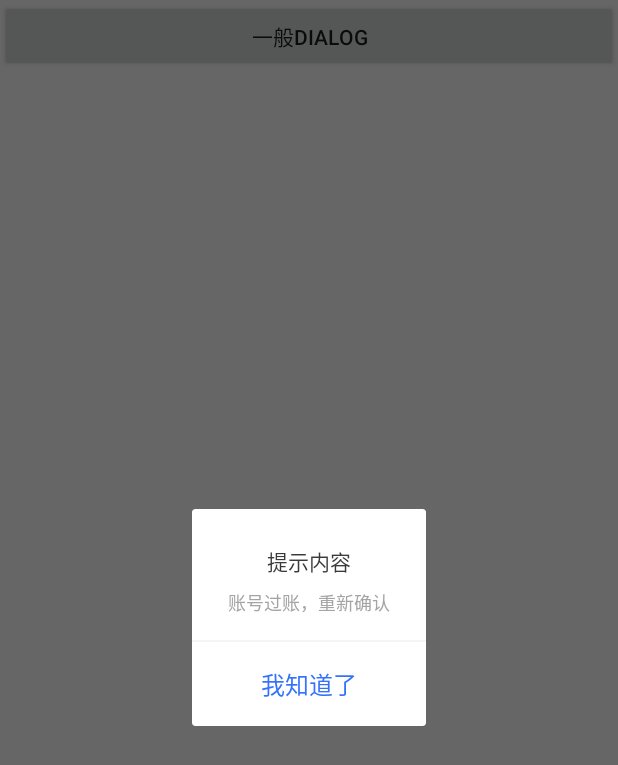
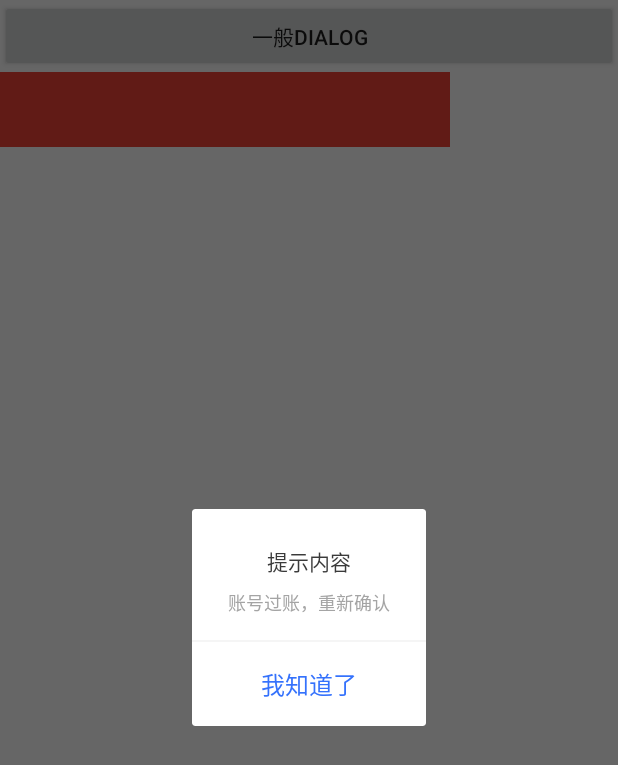
Before and after one commit to TianXuZhen1993/GeoQuiz, an Android app: the screen it shows after launch (MainActivity), after a tap on "一般DIALOG", on a phone screen of 412 x 824 dp. Shown: the top 765 px of the screen. Run offline under Robolectric (Android 15) with nearby library versions, the phone set to English and light mode, and no system bars; our stand-ins replace Room's generated code; libraries missing offline, so code that uses them is left out: com.blankj.utilcode; 1 statement that could not run was skipped.

Commit message:
屏幕适配

```diff
--- a/app/build.gradle.kts
+++ b/app/build.gradle.kts
@@ -68,5 +68,5 @@ dependencies {
     testImplementation(libs.junit)
     androidTestImplementation(libs.androidx.test.ext.junit)
 
-
+    implementation("com.github.JessYanCoding:AndroidAutoSize:v1.2.1")
 }
--- a/app/src/main/java/com/example/geoquiz/base/BaseActivity.kt
+++ b/app/src/main/java/com/example/geoquiz/base/BaseActivity.kt
@@ -12,7 +12,6 @@ import com.blankj.utilcode.util.AdaptScreenUtils
  * created by 2024/5/8 14:32
  */
 class BaseActivity : AppCompatActivity() {
-
 //    override fun getResources(): Resources {
 //        return AdaptScreenUtils.adaptWidth(super.getResources(),"")
 //    }
--- a/app/src/main/java/com/example/geoquiz/base/CriminalIntentApplication.kt
+++ b/app/src/main/java/com/example/geoquiz/base/CriminalIntentApplication.kt
@@ -2,6 +2,7 @@ package com.example.geoquiz.base
 
 import android.app.Application
 import com.example.geoquiz.crime.database.CrimeRepository
+import com.example.geoquiz.utils.ActivityLifecycleCallBackImpl
 
 /**
  * @author: TXZ
@@ -11,6 +12,8 @@ import com.example.geoquiz.crime.database.CrimeRepository
 class CriminalIntentApplication : Application() {
     override fun onCreate() {
         super.onCreate()
+        val activityLifecycleCallBackImpl = ActivityLifecycleCallBackImpl()
+        registerActivityLifecycleCallbacks(activityLifecycleCallBackImpl)
         CrimeRepository.initialize(context = this)
     }
 }
--- a/app/src/main/java/com/example/geoquiz/crime/MainActivity.kt
+++ b/app/src/main/java/com/example/geoquiz/crime/MainActivity.kt
@@ -77,8 +77,19 @@ class MainActivity : AppCompatActivity() {
 
     override fun onCreate(savedInstanceState: Bundle?) {
         super.onCreate(savedInstanceState)
+        Log.i(TAG, "onCreate: ")
         setContentView(binding.root)
         initView()
+    }
+
+    override fun onStart() {
+        super.onStart()
+        Log.i(TAG, "onStart: ")
+    }
+
+    override fun onResume() {
+        super.onResume()
+        Log.i(TAG, "onResume: ")
     }
 
     private fun initView() {
--- /dev/null
+++ b/app/src/main/java/com/example/geoquiz/utils/ActivityLifecycleCallBackImpl.kt
@@ -0,0 +1,45 @@
+package com.example.geoquiz.utils
+
+import android.app.Activity
+import android.app.Application
+import android.os.Bundle
+import android.util.Log
+
+private const val TAG = "ActivityLifecycleCallBackImpl"
+
+/**
+ *
+ *
+ * @author TXZ
+ * @version 1.0
+ * created by 2024/5/9 17:22
+ */
+class ActivityLifecycleCallBackImpl : Application.ActivityLifecycleCallbacks {
+    override fun onActivityCreated(activity: Activity, savedInstanceState: Bundle?) {
+        Log.i(TAG, "onActivityCreated: ")
+    }
+
+    override fun onActivityStarted(activity: Activity) {
+        Log.i(TAG, "onActivityStarted: ")
+    }
+
+    override fun onActivityResumed(activity: Activity) {
+        Log.i(TAG, "onActivityResumed: ")
+    }
+
+    override fun onActivityPaused(activity: Activity) {
+        Log.i(TAG, "onActivityPaused: ")
+    }
+
+    override fun onActivityStopped(activity: Activity) {
+        Log.i(TAG, "onActivityStopped: ")
+    }
+
+    override fun onActivitySaveInstanceState(activity: Activity, outState: Bundle) {
+        Log.i(TAG, "onActivitySaveInstanceState: ")
+    }
+
+    override fun onActivityDestroyed(activity: Activity) {
+        Log.i(TAG, "onActivityDestroyed: ")
+    }
+}
--- a/app/src/main/java/com/example/geoquiz/utils/SizeUtils.kt
+++ b/app/src/main/java/com/example/geoquiz/utils/SizeUtils.kt
@@ -5,7 +5,9 @@ import android.os.Build
 import android.util.Log
 import android.util.TypedValue
 
-
+/**
+ * px尺寸类的工具类
+ */
 object SizeUtils {
 
     private const val TAG = "SizeUtils"
@@ -71,8 +73,12 @@ object SizeUtils {
             Log.i(
                 TAG, "屏幕宽度px：${widthPixels} \n" +
                         "屏幕高度px：${heightPixels} \n" +
+                        "屏幕densityDpi：${densityDpi} \n" +
                         "屏幕density：${density} \n" +
-                        "屏幕scaledDensity:${scaledDensity}"
+                        "屏幕scaledDensity:${scaledDensity}" +
+                        "---------------------------------------------------- \n" +
+                        "屏幕宽度dp：${widthPixels / density} \n" +
+                        "屏幕高度dp:${heightPixels / density}"
             )
         }
     }
--- a/app/src/main/res/layout/activity_main.xml
+++ b/app/src/main/res/layout/activity_main.xml
@@ -10,4 +10,20 @@
         android:layout_width="match_parent"
         android:layout_height="wrap_content"
         android:text="一般dialog" />
+
+    <LinearLayout
+        android:layout_width="match_parent"
+        android:layout_height="50dp"
+        android:orientation="horizontal">
+
+        <TextView
+            android:layout_width="@dimen/dp_200"
+            android:layout_height="match_parent"
+            android:background="@color/red" />
+
+        <!--        <TextView-->
+        <!--            android:layout_width="196dp"-->
+        <!--            android:layout_height="match_parent"-->
+        <!--            android:background="@color/dark_blue" />-->
+    </LinearLayout>
 </LinearLayout>
--- /dev/null
+++ b/app/src/main/res/values-sw350dp/dimens.xml
@@ -0,0 +1,4 @@
+<?xml version="1.0" encoding="utf-8"?>
+<resources>
+    <dimen name="dp_200">100dp</dimen>
+</resources>
--- /dev/null
+++ b/app/src/main/res/values-sw375dp/dimens.xml
@@ -0,0 +1,4 @@
+<?xml version="1.0" encoding="utf-8"?>
+<resources>
+    <dimen name="dp_200">10dp</dimen>
+</resources>
--- /dev/null
+++ b/app/src/main/res/values-sw400dp/dimens.xml
@@ -0,0 +1,4 @@
+<?xml version="1.0" encoding="utf-8"?>
+<resources>
+    <dimen name="dp_200">300dp</dimen>
+</resources>
--- /dev/null
+++ b/app/src/main/res/values/dimens.xml
@@ -0,0 +1,4 @@
+<?xml version="1.0" encoding="utf-8"?>
+<resources>
+    <dimen name="dp_200">200dp</dimen>
+</resources>
--- a/settings.gradle.kts
+++ b/settings.gradle.kts
@@ -3,6 +3,8 @@ pluginManagement {
         google()
         mavenCentral()
         gradlePluginPortal()
+        maven { url = uri("https://jitpack.io") }
+
     }
 }
 dependencyResolutionManagement {
@@ -10,6 +12,7 @@ dependencyResolutionManagement {
     repositories {
         google()
         mavenCentral()
+        maven { url = uri("https://jitpack.io") }
     }
 }
 
```
